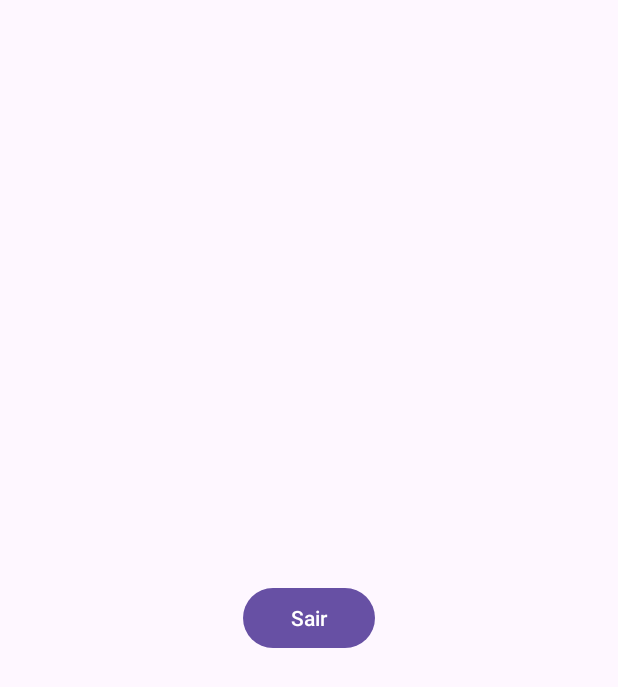
After one commit to vicnuel/Login-Google-Kotlin, an Android app: the HomeActivity screen opened directly, with no data from a screen before it, on a phone screen of 412 x 824 dp. The commit adds this screen. Shown: the top 687 px of the screen. Run offline under Robolectric (Android 15) with nearby library versions, the phone set to English and light mode, and no system bars; our stand-ins replace Firebase (no records; nobody signed in at launch, a user with empty details on screens opened directly).

Commit message:
sessão de login

```diff
--- a/app/build.gradle.kts
+++ b/app/build.gradle.kts
@@ -1,6 +1,7 @@
 plugins {
     alias(libs.plugins.android.application)
     alias(libs.plugins.jetbrains.kotlin.android)
+    alias(libs.plugins.google.gms.google.services)
 }
 
 android {
@@ -45,6 +46,7 @@ dependencies {
     implementation(libs.material)
     implementation(libs.androidx.activity)
     implementation(libs.androidx.constraintlayout)
+    implementation(libs.firebase.auth)
     testImplementation(libs.junit)
     androidTestImplementation(libs.androidx.junit)
     androidTestImplementation(libs.androidx.espresso.core)
--- a/app/src/main/AndroidManifest.xml
+++ b/app/src/main/AndroidManifest.xml
@@ -13,6 +13,9 @@
         android:theme="@style/Theme.Login"
         tools:targetApi="31">
         <activity
+            android:name=".HomeActivity"
+            android:exported="false" />
+        <activity
             android:name=".MainActivity"
             android:exported="true">
             <intent-filter>
--- /dev/null
+++ b/app/src/main/java/com/vicnuel/login/HomeActivity.kt
@@ -0,0 +1,37 @@
+package com.vicnuel.login
+
+import android.content.Intent
+import android.os.Bundle
+import androidx.activity.enableEdgeToEdge
+import androidx.appcompat.app.AppCompatActivity
+import androidx.core.view.ViewCompat
+import androidx.core.view.WindowInsetsCompat
+import com.google.firebase.auth.FirebaseAuth
+import com.vicnuel.login.databinding.ActivityHomeBinding
+
+class HomeActivity : AppCompatActivity() {
+    private lateinit var binding: ActivityHomeBinding
+    private lateinit var auth: FirebaseAuth
+    override fun onCreate(savedInstanceState: Bundle?) {
+        super.onCreate(savedInstanceState)
+        enableEdgeToEdge()
+        binding = ActivityHomeBinding.inflate(layoutInflater)
+        setContentView(binding.root)
+        ViewCompat.setOnApplyWindowInsetsListener(findViewById(R.id.main)) { v, insets ->
+            val systemBars = insets.getInsets(WindowInsetsCompat.Type.systemBars())
+            v.setPadding(systemBars.left, systemBars.top, systemBars.right, systemBars.bottom)
+            insets
+        }
+
+        auth = FirebaseAuth.getInstance()
+
+        binding.button.setOnClickListener{
+            auth.signOut()
+
+            startActivity(Intent(this@HomeActivity, MainActivity::class.java))
+
+            finish()
+        }
+
+    }
+}
--- /dev/null
+++ b/app/src/main/res/layout/activity_home.xml
@@ -0,0 +1,23 @@
+<?xml version="1.0" encoding="utf-8"?>
+<androidx.constraintlayout.widget.ConstraintLayout xmlns:android="http://schemas.android.com/apk/res/android"
+    xmlns:app="http://schemas.android.com/apk/res-auto"
+    xmlns:tools="http://schemas.android.com/tools"
+    android:id="@+id/main"
+    android:layout_width="match_parent"
+    android:layout_height="match_parent"
+    tools:context=".HomeActivity">
+
+    <Button
+        android:id="@+id/button"
+        android:layout_width="wrap_content"
+        android:layout_height="wrap_content"
+        android:layout_marginStart="1dp"
+        android:layout_marginTop="1dp"
+        android:layout_marginEnd="1dp"
+        android:layout_marginBottom="1dp"
+        android:text="@string/sair"
+        app:layout_constraintBottom_toBottomOf="parent"
+        app:layout_constraintEnd_toEndOf="parent"
+        app:layout_constraintStart_toStartOf="parent"
+        app:layout_constraintTop_toTopOf="parent" />
+</androidx.constraintlayout.widget.ConstraintLayout>
--- a/app/src/main/res/values/strings.xml
+++ b/app/src/main/res/values/strings.xml
@@ -5,4 +5,5 @@
     <string name="login">Entrar</string>
     <string name="text_or">ou</string>
     <string name="entrar_com_google">Entrar com google</string>
+    <string name="sair">Sair</string>
 </resources>
--- a/build.gradle.kts
+++ b/build.gradle.kts
@@ -2,4 +2,5 @@
 plugins {
     alias(libs.plugins.android.application) apply false
     alias(libs.plugins.jetbrains.kotlin.android) apply false
+    alias(libs.plugins.google.gms.google.services) apply false
 }
--- a/gradle/libs.versions.toml
+++ b/gradle/libs.versions.toml
@@ -9,6 +9,8 @@ appcompat = "1.7.0"
 material = "1.12.0"
 activity = "1.9.1"
 constraintlayout = "2.1.4"
+googleGmsGoogleServices = "4.4.2"
+firebaseAuth = "23.0.0"
 
 [libraries]
 androidx-core-ktx = { group = "androidx.core", name = "core-ktx", version.ref = "coreKtx" }
@@ -19,7 +21,9 @@ androidx-appcompat = { group = "androidx.appcompat", name = "appcompat", version
 material = { group = "com.google.android.material", name = "material", version.ref = "material" }
 androidx-activity = { group = "androidx.activity", name = "activity", version.ref = "activity" }
 androidx-constraintlayout = { group = "androidx.constraintlayout", name = "constraintlayout", version.ref = "constraintlayout" }
+firebase-auth = { group = "com.google.firebase", name = "firebase-auth", version.ref = "firebaseAuth" }
 
 [plugins]
 android-application = { id = "com.android.application", version.ref = "agp" }
 jetbrains-kotlin-android = { id = "org.jetbrains.kotlin.android", version.ref = "kotlin" }
+google-gms-google-services = { id = "com.google.gms.google-services", version.ref = "googleGmsGoogleServices" }
```
Also changed, not shown: app/src/main/java/com/vicnuel/login/MainActivity.kt (+85 -0 lines).
